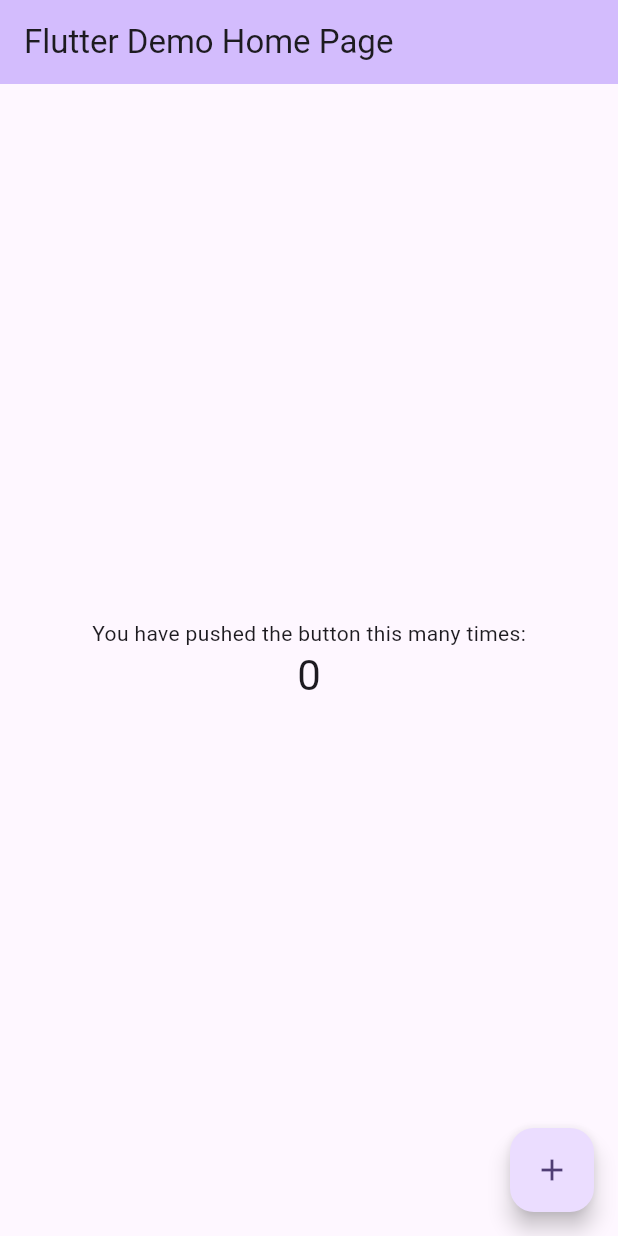
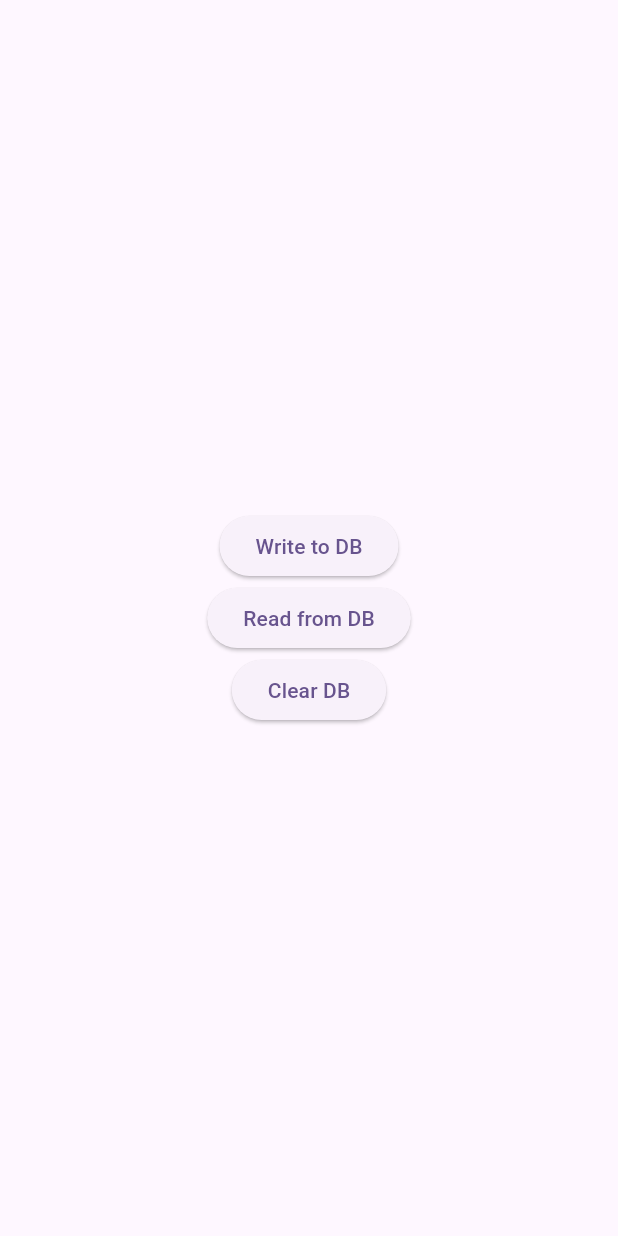
Before and after one commit to nesquikm/the_storage, a Flutter app: the screen it shows after launch, on a phone screen of 412 x 824 dp. Run offline on Flutter 3.47's test engine with Material 3 defaults, Android fonts, the phone set to English and light mode, and no system bars; our stand-ins replace flutter_secure_storage, sqflite; missing offline and left inert: encrypt; accounts and stored records are empty; statements that could not run were skipped.

Commit message:
feat: add example

```diff
--- a/example/lib/main.dart
+++ b/example/lib/main.dart
@@ -1,4 +1,9 @@
+// ignore_for_file: public_member_api_docs
+
+import 'dart:developer' as developer;
+
 import 'package:flutter/material.dart';
+import 'package:the_storage/the_storage.dart';
 
 void main() {
   runApp(const MyApp());
@@ -11,115 +16,73 @@ class MyApp extends StatelessWidget {
   @override
   Widget build(BuildContext context) {
     return MaterialApp(
-      title: 'Flutter Demo',
+      title: 'TheStorage Demo',
       theme: ThemeData(
-        // This is the theme of your application.
-        //
-        // TRY THIS: Try running your application with "flutter run". You'll see
-        // the application has a purple toolbar. Then, without quitting the app,
-        // try changing the seedColor in the colorScheme below to Colors.green
-        // and then invoke "hot reload" (save your changes or press the "hot
-        // reload" button in a Flutter-supported IDE, or press "r" if you used
-        // the command line to start the app).
-        //
-        // Notice that the counter didn't reset back to zero; the application
-        // state is not lost during the reload. To reset the state, use hot
-        // restart instead.
-        //
-        // This works for code too, not just values: Most code changes can be
-        // tested with just a hot reload.
         colorScheme: ColorScheme.fromSeed(seedColor: Colors.deepPurple),
         useMaterial3: true,
       ),
-      home: const MyHomePage(title: 'Flutter Demo Home Page'),
+      home: const MyHomePage(),
     );
   }
 }
 
 class MyHomePage extends StatefulWidget {
-  const MyHomePage({super.key, required this.title});
-
-  // This widget is the home page of your application. It is stateful, meaning
-  // that it has a State object (defined below) that contains fields that affect
-  // how it looks.
-
-  // This class is the configuration for the state. It holds the values (in this
-  // case the title) provided by the parent (in this case the App widget) and
-  // used by the build method of the State. Fields in a Widget subclass are
-  // always marked "final".
-
-  final String title;
+  const MyHomePage({super.key});
 
   @override
   State<MyHomePage> createState() => _MyHomePageState();
 }
 
 class _MyHomePageState extends State<MyHomePage> {
-  int _counter = 0;
+  @override
+  void initState() {
+    super.initState();
+    TheStorage.i().init();
+  }
 
-  void _incrementCounter() {
-    setState(() {
-      // This call to setState tells the Flutter framework that something has
-      // changed in this State, which causes it to rerun the build method below
-      // so that the display can reflect the updated values. If we changed
-      // _counter without calling setState(), then the build method would not be
-      // called again, and so nothing would appear to happen.
-      _counter++;
-    });
+  @override
+  void dispose() {
+    TheStorage.i().dispose();
+    super.dispose();
+  }
+
+  Future<void> writeDb() async {
+    await TheStorage.i().set('myKey', 'myValue');
+    developer.log("read from DB: myKey: 'myValue'");
+  }
+
+  Future<void> readDb() async {
+    developer
+        .log("read from DB: myKey: '${await TheStorage.i().get('myKey')}'");
+  }
+
+  Future<void> clearDb() async {
+    await TheStorage.i().clearAll();
+    developer.log('clear DB');
   }
 
   @override
   Widget build(BuildContext context) {
-    // This method is rerun every time setState is called, for instance as done
-    // by the _incrementCounter method above.
-    //
-    // The Flutter framework has been optimized to make rerunning build methods
-    // fast, so that you can just rebuild anything that needs updating rather
-    // than having to individually change instances of widgets.
     return Scaffold(
-      appBar: AppBar(
-        // TRY THIS: Try changing the color here to a specific color (to
-        // Colors.amber, perhaps?) and trigger a hot reload to see the AppBar
-        // change color while the other colors stay the same.
-        backgroundColor: Theme.of(context).colorScheme.inversePrimary,
-        // Here we take the value from the MyHomePage object that was created by
-        // the App.build method, and use it to set our appbar title.
-        title: Text(widget.title),
-      ),
       body: Center(
-        // Center is a layout widget. It takes a single child and positions it
-        // in the middle of the parent.
         child: Column(
-          // Column is also a layout widget. It takes a list of children and
-          // arranges them vertically. By default, it sizes itself to fit its
-          // children horizontally, and tries to be as tall as its parent.
-          //
-          // Column has various properties to control how it sizes itself and
-          // how it positions its children. Here we use mainAxisAlignment to
-          // center the children vertically; the main axis here is the vertical
-          // axis because Columns are vertical (the cross axis would be
-          // horizontal).
-          //
-          // TRY THIS: Invoke "debug painting" (choose the "Toggle Debug Paint"
-          // action in the IDE, or press "p" in the console), to see the
-          // wireframe for each widget.
-          mainAxisAlignment: MainAxisAlignment.center,
-          children: <Widget>[
-            const Text(
-              'You have pushed the button this many times:',
+          mainAxisSize: MainAxisSize.min,
+          children: [
+            ElevatedButton(
+              onPressed: writeDb,
+              child: const Text('Write to DB'),
             ),
-            Text(
-              '$_counter',
-              style: Theme.of(context).textTheme.headlineMedium,
+            ElevatedButton(
+              onPressed: readDb,
+              child: const Text('Read from DB'),
+            ),
+            ElevatedButton(
+              onPressed: clearDb,
+              child: const Text('Clear DB'),
             ),
           ],
         ),
       ),
-      floatingActionButton: FloatingActionButton(
-        onPressed: _incrementCounter,
-        tooltip: 'Increment',
-        child: const Icon(Icons.add),
-      ), // This trailing comma makes auto-formatting nicer for build methods.
     );
   }
 }
--- a/example/pubspec.yaml
+++ b/example/pubspec.yaml
@@ -34,6 +34,9 @@ dependencies:
 
   flutter:
     sdk: flutter
+
+  the_storage:
+    path: ../
 
 dev_dependencies:
 
```
Also changed, not shown: example/pubspec.lock, 14 other files.
